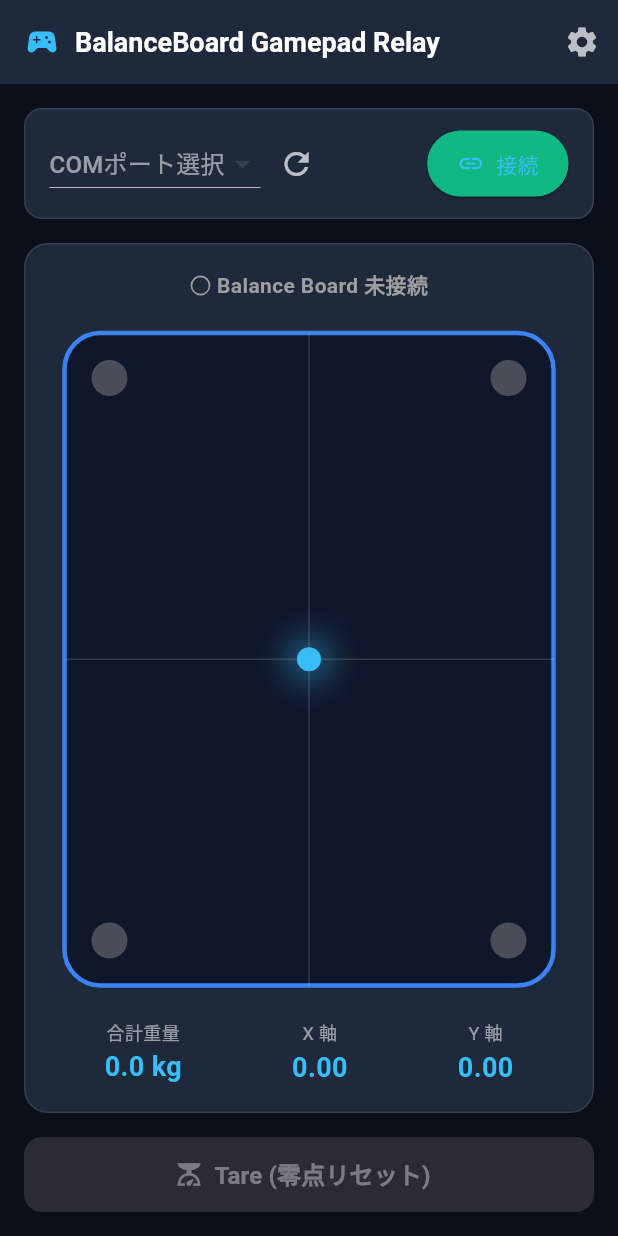
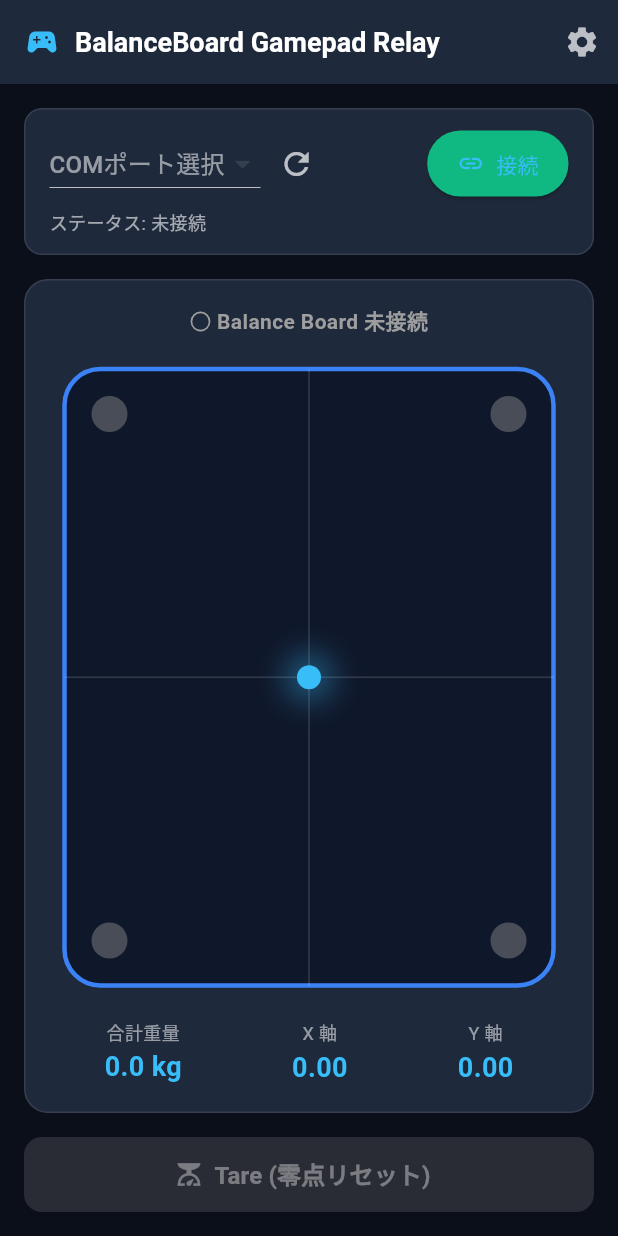
Before and after one commit to tfuru/BalanceBoard-Gamepad, a Flutter app: the screen it shows after launch, on a phone screen of 412 x 824 dp. Run offline on Flutter 3.47's test engine with Material 3 defaults, Android fonts, the phone set to English and light mode, and no system bars; missing offline and left inert: flutter_libserialport.

Commit message:
fix(app): macOSのシリアルアクセスEntitlements追加およびダッシュボードへのステータスメッセージ表示を追加

```diff
--- a/App/lib/views/dashboard_view.dart
+++ b/App/lib/views/dashboard_view.dart
@@ -50,7 +50,10 @@ class DashboardView extends StatelessWidget {
                 borderRadius: BorderRadius.circular(12),
                 border: Border.all(color: Colors.white10),
               ),
-              child: Row(
+              child: Column(
+                crossAxisAlignment: CrossAxisAlignment.start,
+                children: [
+                  Row(
                     children: [
                       DropdownButton<String>(
                         dropdownColor: const Color(0xFF1E293B),
@@ -92,6 +95,16 @@ class DashboardView extends StatelessWidget {
                             provider.connect();
                           }
                         },
+                      ),
+                    ],
+                  ),
+                  const SizedBox(height: 6),
+                  Text(
+                    'ステータス: ${provider.statusMessage}',
+                    style: TextStyle(
+                      color: provider.isSerialConnected ? const Color(0xFF10B981) : Colors.white60,
+                      fontSize: 12,
+                    ),
                   ),
                 ],
               ),
```
Also changed, not shown: 2 other files. Lines whose indentation alone changed are shown as unchanged.
